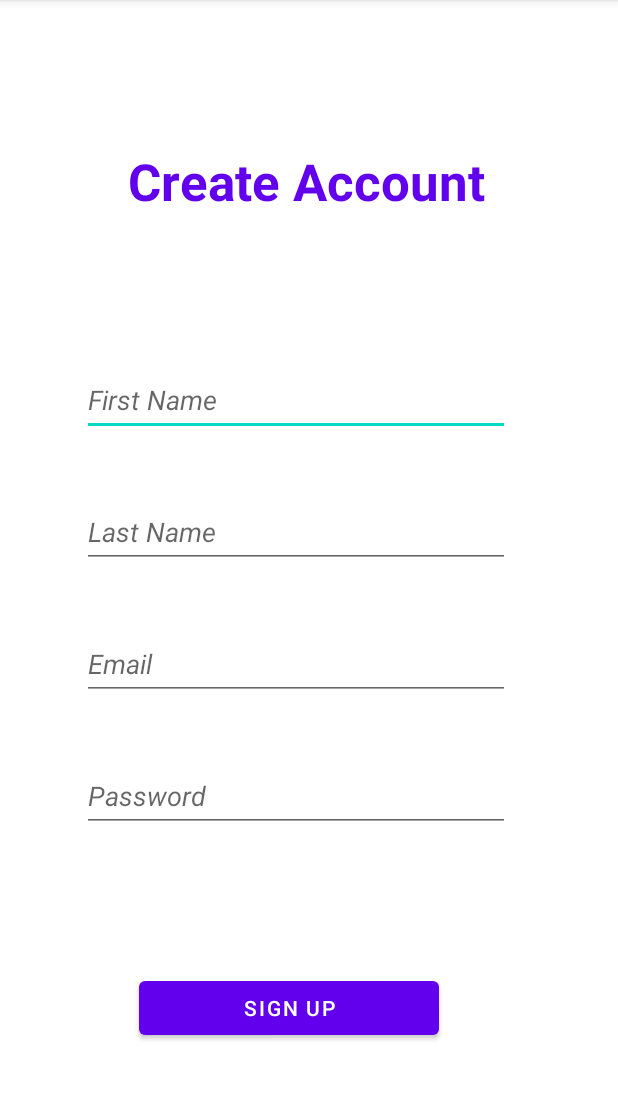
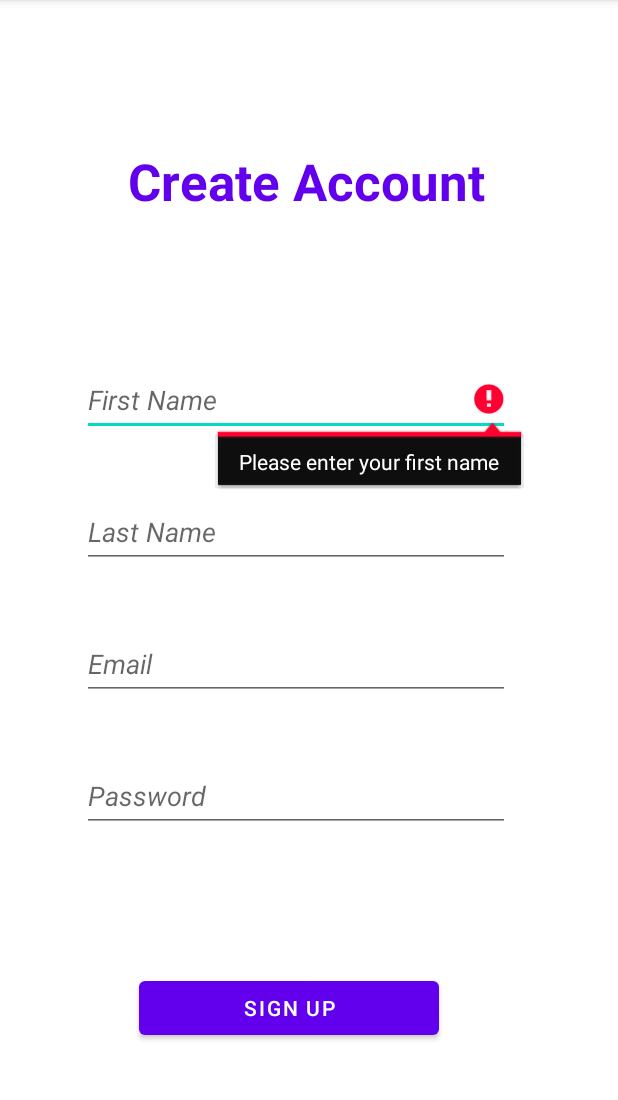
Before and after one commit to magga2001/Backstreet_cycles, an Android app: the SignUpActivity screen opened directly, with no data from a screen before it, after a tap on "SIGN UP", on a phone screen of 412 x 824 dp, the part 84-1184 px from its top. Run offline under Robolectric (Android 15) with nearby library versions, the phone set to English and light mode, and no system bars; our stand-ins replace Firebase (no records; nobody signed in at launch, a user with empty details on screens opened directly).

Commit message:
Fix error messages

```diff
--- a/app/src/main/java/com/example/backstreet_cycles/SignUpActivity.kt
+++ b/app/src/main/java/com/example/backstreet_cycles/SignUpActivity.kt
@@ -20,24 +20,24 @@ class SignUpActivity : AppCompatActivity() {
 
         buttonSignUp.setOnClickListener {
             when {
+                TextUtils.isEmpty(et_firstName.text.toString().trim() { it <= ' ' }) -> {
+                    et_firstName.error = "Please enter your first name"
+                }
+                TextUtils.isEmpty(et_lastName.text.toString().trim() { it <= ' ' }) -> {
+                    et_lastName.error = "Please enter your last name"
+                }
+
                 TextUtils.isEmpty(et_email.text.toString().trim() { it <= ' ' }) -> {
-                    Toast.makeText(
-                        this@SignUpActivity,
-                        "Please enter your email",
-                        Toast.LENGTH_SHORT
-                    ).show()
+                    et_email.error = "Please enter your email"
                 }
 
                 TextUtils.isEmpty(et_password.text.toString().trim() { it <= ' ' }) -> {
-                    Toast.makeText(
-                        this@SignUpActivity,
-                        "Please enter your password",
-                        Toast.LENGTH_SHORT
-                    ).show()
+                    et_password.error = "Please enter a password"
                 }
 
                 else -> {
-
+                    val firstName: String = et_firstName.text.toString().trim { it <= ' ' }
+                    val lastName: String = et_lastName.text.toString().trim { it <= ' ' }
                     val email: String = et_email.text.toString().trim { it <= ' ' }
                     val password: String = et_password.text.toString().trim { it <= ' '}
 
--- a/app/src/main/res/layout/activity_sign_up.xml
+++ b/app/src/main/res/layout/activity_sign_up.xml
@@ -51,7 +51,7 @@
         app:layout_constraintStart_toStartOf="parent">
 
         <EditText
-            android:id="@+id/firstName"
+            android:id="@+id/et_firstName"
             android:layout_width="285dp"
             android:layout_height="wrap_content"
             android:layout_margin="20dp"
@@ -65,7 +65,7 @@
             tools:ignore="TextContrastCheck,TextContrastCheck" />
 
         <EditText
-            android:id="@+id/lastName"
+            android:id="@+id/et_lastName"
             android:layout_width="285dp"
             android:layout_height="wrap_content"
             android:layout_margin="20dp"
```
